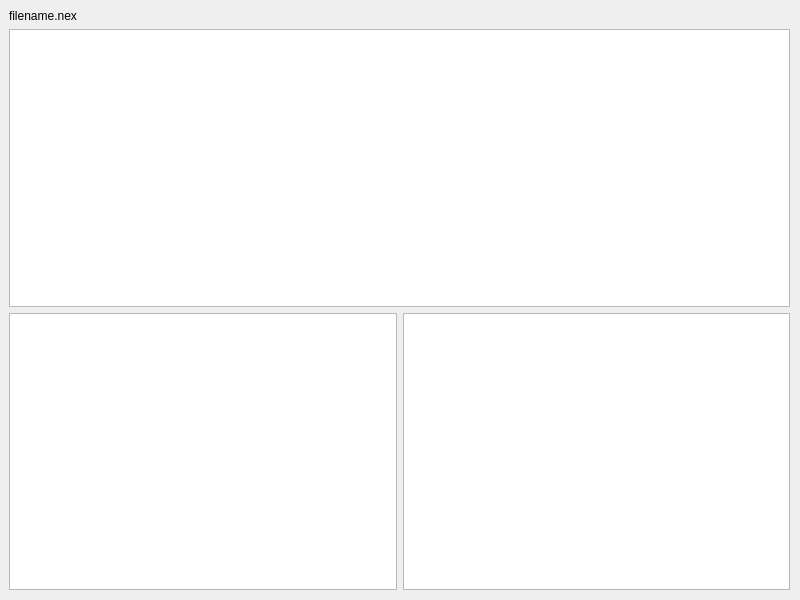
Above: UI_Templates/msaView.ui from benjalon/Split-Network-Interpreter before the change. Below: the same form after it.
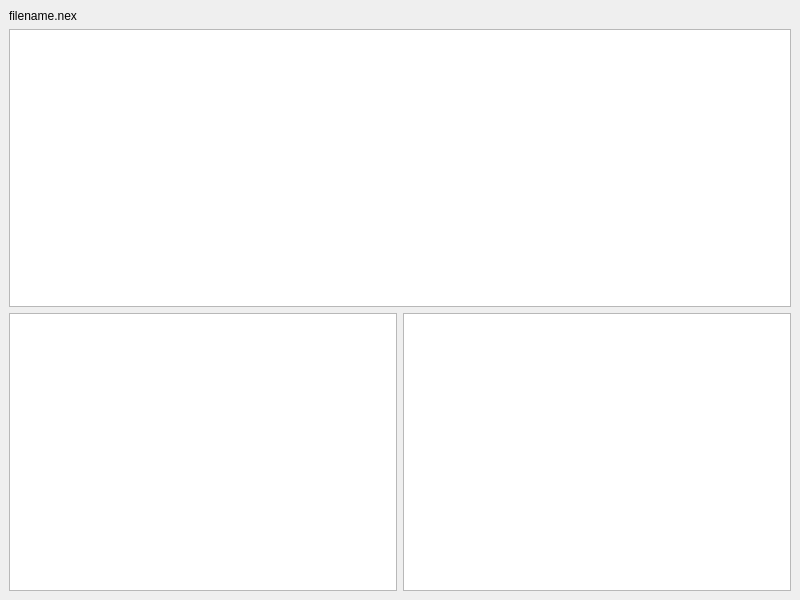
That is the form after the change.

Commit message: changed msa view

Patch:
```diff
--- a/UI_Templates/msaView.ui
+++ b/UI_Templates/msaView.ui
@@ -14,15 +14,8 @@
    <string>MainWindow</string>
   </property>
   <widget class="QWidget" name="centralwidget">
-   <widget class="QWidget" name="verticalLayoutWidget">
-    <property name="geometry">
-     <rect>
-      <x>9</x>
-      <y>9</y>
-      <width>781</width>
-      <height>581</height>
-     </rect>
-    </property>
+   <layout class="QHBoxLayout" name="horizontalLayout_2">
+    <item>
     <layout class="QVBoxLayout" name="verticalLayout">
      <item>
       <widget class="QLabel" name="fileNameLabel">
@@ -45,7 +38,8 @@
       </layout>
      </item>
     </layout>
-   </widget>
+    </item>
+   </layout>
   </widget>
  </widget>
  <resources/>
```
Lines whose indentation alone changed are shown as unchanged. The commit also changes 2 other files.
